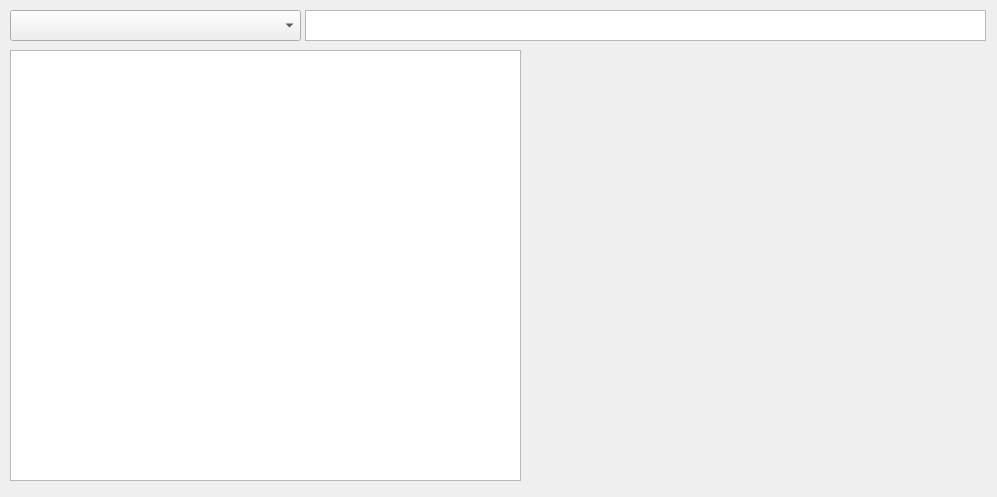
Old version of the form towerofadversitywidget.ui in the repository A-SunsetMkt-Forks/wuwaBackendTool.
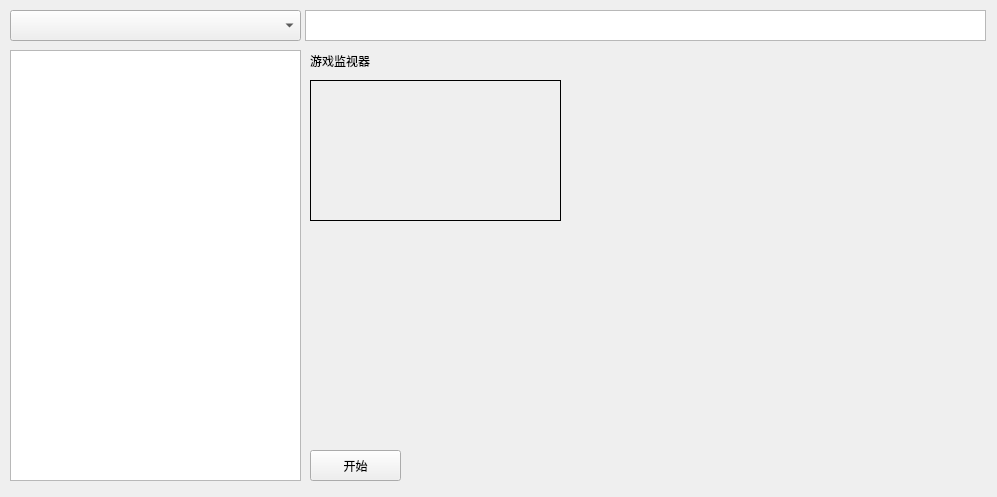
New version of the form.

Commit message: 新增图像监视器

```diff
--- a/towerofadversitywidget.ui
+++ b/towerofadversitywidget.ui
@@ -28,7 +28,7 @@
     <rect>
      <x>10</x>
      <y>50</y>
-     <width>511</width>
+     <width>291</width>
      <height>431</height>
     </rect>
    </property>
@@ -43,6 +43,48 @@
     </rect>
    </property>
   </widget>
+  <widget class="QLabel" name="gameMonitor">
+   <property name="geometry">
+    <rect>
+     <x>310</x>
+     <y>80</y>
+     <width>251</width>
+     <height>141</height>
+    </rect>
+   </property>
+   <property name="frameShape">
+    <enum>QFrame::Box</enum>
+   </property>
+   <property name="text">
+    <string/>
+   </property>
+  </widget>
+  <widget class="QLabel" name="label_2">
+   <property name="geometry">
+    <rect>
+     <x>310</x>
+     <y>50</y>
+     <width>231</width>
+     <height>21</height>
+    </rect>
+   </property>
+   <property name="text">
+    <string>游戏监视器</string>
+   </property>
+  </widget>
+  <widget class="QPushButton" name="startButton">
+   <property name="geometry">
+    <rect>
+     <x>310</x>
+     <y>450</y>
+     <width>91</width>
+     <height>31</height>
+    </rect>
+   </property>
+   <property name="text">
+    <string>开始</string>
+   </property>
+  </widget>
  </widget>
  <resources/>
  <connections/>
```
The commit also changes 10 other files.
